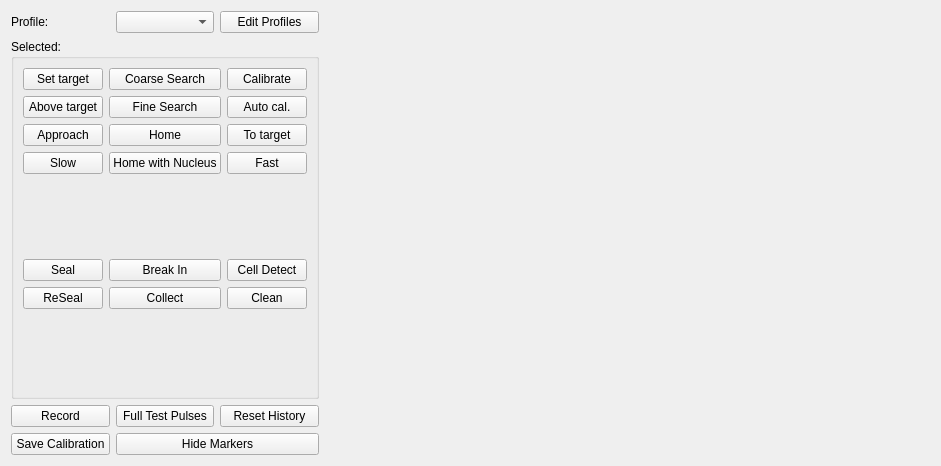
Qt form acq4/modules/MultiPatch/multipatchTemplate.ui (acq4/acq4) before a commit.
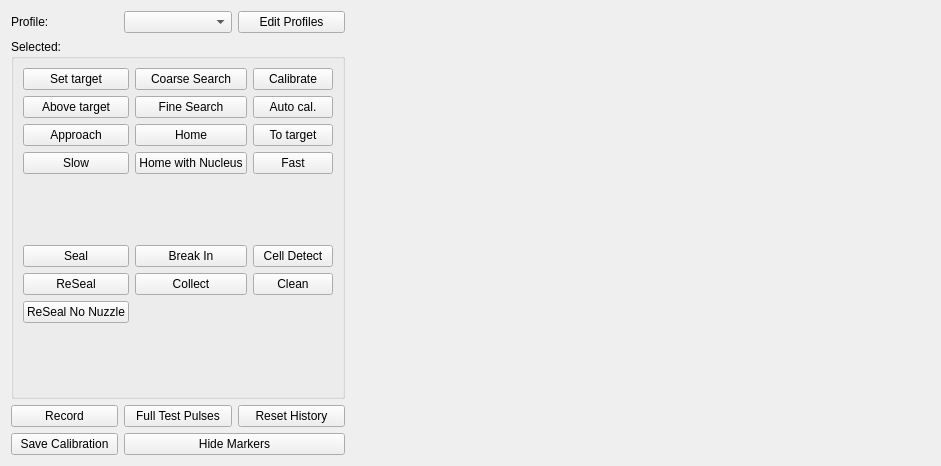
The same form after that commit. Custom widgets are drawn as their Qt base class.

Commit message: reseal-no-nuzzle button

Diff of the .ui file:
```diff
--- a/acq4/modules/MultiPatch/multipatchTemplate.ui
+++ b/acq4/modules/MultiPatch/multipatchTemplate.ui
@@ -216,6 +216,13 @@
        </widget>
       </item>
       <item row="8" column="0">
+       <widget class="FutureButton" name="reSealNoNuzzleBtn">
+        <property name="text">
+         <string>ReSeal No Nuzzle</string>
+        </property>
+       </widget>
+      </item>
+      <item row="9" column="0">
        <spacer name="verticalSpacer">
         <property name="orientation">
          <enum>Qt::Vertical</enum>
```
The commit also changes 1 other file.
